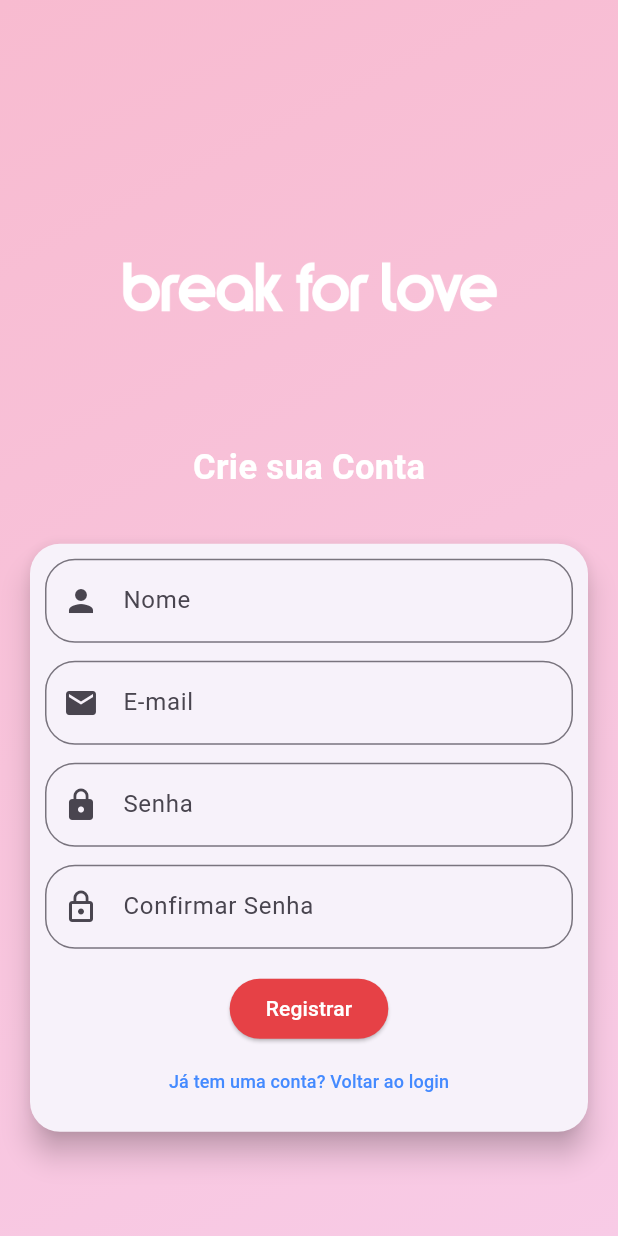
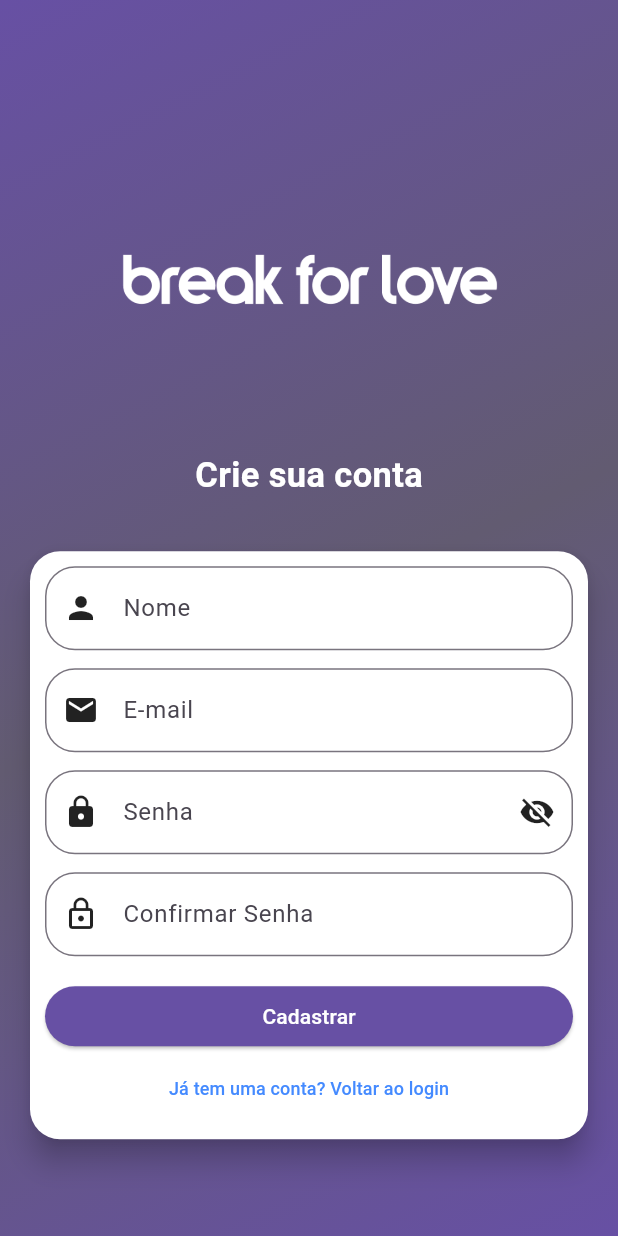
Before and after one commit to SamuelRamos338/breakforlove_last_update, a Flutter app: the RegisterScreen screen opened directly, on a phone screen of 412 x 824 dp. Run offline on Flutter 3.47's test engine with Material 3 defaults, Android fonts, the light colour scheme and no system bars; our stand-ins replace google_nav_bar, table_calendar.

Commit message:
Update register_screen.dart

```diff
--- a/lib/src/register_screen.dart
+++ b/lib/src/register_screen.dart
@@ -8,90 +8,111 @@ class RegisterScreen extends StatefulWidget {
   State<RegisterScreen> createState() => _RegisterScreenState();
 }
 
-class _RegisterScreenState extends State<RegisterScreen> {
-  final PageController _pageController = PageController(initialPage: 1);
+class _RegisterScreenState extends State<RegisterScreen> with SingleTickerProviderStateMixin {
   final _nameController = TextEditingController();
   final _emailController = TextEditingController();
   final _passwordController = TextEditingController();
   final _confirmPasswordController = TextEditingController();
   bool _visible = false;
+  late final AnimationController _logoAnimController;
+  late final Animation<double> _logoScale;
 
   @override
   void initState() {
     super.initState();
-    Future.delayed(Duration(milliseconds: 200), () {
+    _logoAnimController = AnimationController(
+      vsync: this,
+      duration: const Duration(milliseconds: 400),
+    );
+    _logoScale = Tween<double>(begin: 0.85, end: 1.0).animate(
+      CurvedAnimation(parent: _logoAnimController, curve: Curves.easeOutBack),
+    );
+    Future.delayed(const Duration(milliseconds: 120), () {
       setState(() => _visible = true);
+      _logoAnimController.forward();
     });
   }
 
   @override
-  Widget build(BuildContext context) {
-    return Scaffold(
-      body: PageView(
-        controller: _pageController,
-        onPageChanged: (index) {},
-        children: [
-          const LoginScreen(), // Tela de Login
-          _buildRegisterScreen(context), // Tela de Registro
-        ],
-      ),
-    );
+  void dispose() {
+    _logoAnimController.dispose();
+    super.dispose();
   }
 
-  Widget _buildRegisterScreen(BuildContext context) {
-    return AnimatedContainer(
-      duration: Duration(milliseconds: 200),
+  @override
+  Widget build(BuildContext context) {
+    final theme = Theme.of(context);
+    final primary = theme.colorScheme.primary;
+    final secondary = theme.colorScheme.secondary;
+
+    return Scaffold(
+      body: AnimatedContainer(
+        duration: const Duration(milliseconds: 180),
+        curve: Curves.easeOutCubic,
         decoration: BoxDecoration(
           gradient: LinearGradient(
             colors: [
-            Colors.pink.shade100,
-            const Color.fromARGB(255, 248, 203, 230),
+              primary,
+              secondary,
+              primary,
             ],
             begin: Alignment.topLeft,
             end: Alignment.bottomRight,
           ),
         ),
         child: Center(
-        child: AnimatedOpacity(
-          duration: Duration(milliseconds: 500),
-          opacity: _visible ? 1 : 0,
-          child: AnimatedSlide(
-            duration: Duration(milliseconds: 400),
-            offset: _visible ? Offset(0, 0) : Offset(0, 0.3),
           child: SingleChildScrollView(
             child: Padding(
               padding: const EdgeInsets.symmetric(horizontal: 16.0),
               child: Column(
                 children: [
-                    SizedBox(height: 30),
-                    Image.asset(
+                  const SizedBox(height: 30),
+                  AnimatedBuilder(
+                    animation: _logoAnimController,
+                    builder: (context, child) => AnimatedOpacity(
+                      duration: const Duration(milliseconds: 300),
+                      opacity: _logoAnimController.value,
+                      child: Transform.scale(
+                        scale: _logoScale.value,
+                        child: child,
+                      ),
+                    ),
+                    child: Image.asset(
                       'assets/logoApp.png',
                       width: 280,
                       height: 200,
                     ),
-                    Text(
-                      'Crie sua Conta',
+                  ),
+                  const SizedBox(height: 10),
+                  const Text(
+                    'Crie sua conta',
                     style: TextStyle(
                       fontSize: 23,
                       fontWeight: FontWeight.bold,
                       color: Colors.white,
                     ),
                   ),
-                    SizedBox(height: 30),
-                    _RegisterScreenForm(
+                  const SizedBox(height: 30),
+                  AnimatedOpacity(
+                    duration: const Duration(milliseconds: 400),
+                    opacity: _visible ? 1 : 0,
+                    curve: Curves.easeOutCubic,
+                    child: AnimatedSlide(
+                      duration: const Duration(milliseconds: 400),
+                      offset: _visible ? Offset(0, 0) : Offset(0, 0.15),
+                      curve: Curves.easeOutCubic,
+                      child: _RegisterScreenForm(
                         nameController: _nameController,
                         emailController: _emailController,
                         passwordController: _passwordController,
                         confirmPasswordController: _confirmPasswordController,
                         onLoginTap: () {
-                        _pageController.previousPage(
-                          duration: Duration(milliseconds: 500),
-                          curve: Curves.easeInOut,
-                        );
+                          Navigator.pop(context);
                         },
                       ),
+                    ),
+                  ),
                 ],
-                ),
               ),
             ),
           ),
@@ -101,7 +122,7 @@ class _RegisterScreenState extends State<RegisterScreen> {
   }
 }
 
-class _RegisterScreenForm extends StatelessWidget {
+class _RegisterScreenForm extends StatefulWidget {
   final TextEditingController nameController;
   final TextEditingController emailController;
   final TextEditingController passwordController;
@@ -117,8 +138,18 @@ class _RegisterScreenForm extends StatelessWidget {
   });
 
   @override
+  State<_RegisterScreenForm> createState() => _RegisterScreenFormState();
+}
+
+class _RegisterScreenFormState extends State<_RegisterScreenForm> {
+  bool _showPassword = false;
+
+  @override
   Widget build(BuildContext context) {
+    final iconColor = Theme.of(context).iconTheme.color;
+    final primaryColor = Theme.of(context).colorScheme.primary;
     return Card(
+      color: Colors.white,
       elevation: 8,
       shape: RoundedRectangleBorder(borderRadius: BorderRadius.circular(20)),
       child: Padding(
@@ -127,77 +158,84 @@ class _RegisterScreenForm extends StatelessWidget {
           mainAxisSize: MainAxisSize.min,
           children: [
             TextField(
-              controller: nameController,
+              controller: widget.nameController,
               decoration: InputDecoration(
                 labelText: 'Nome',
-                prefixIcon: Icon(Icons.person),
+                prefixIcon: Icon(Icons.person, color: iconColor),
                 border: OutlineInputBorder(
                   borderRadius: BorderRadius.circular(20),
                 ),
               ),
             ),
-            SizedBox(height: 12),
+            const SizedBox(height: 12),
             TextField(
-              controller: emailController,
+              controller: widget.emailController,
               decoration: InputDecoration(
                 labelText: 'E-mail',
-                prefixIcon: Icon(Icons.email),
+                prefixIcon: Icon(Icons.email, color: iconColor),
                 border: OutlineInputBorder(
                   borderRadius: BorderRadius.circular(20),
                 ),
               ),
             ),
-            SizedBox(height: 12),
+            const SizedBox(height: 12),
             TextField(
-              controller: passwordController,
-              obscureText: true,
+              controller: widget.passwordController,
+              obscureText: !_showPassword,
               decoration: InputDecoration(
                 labelText: 'Senha',
-                prefixIcon: Icon(Icons.lock),
+                prefixIcon: Icon(Icons.lock, color: iconColor),
+                border: OutlineInputBorder(
+                  borderRadius: BorderRadius.circular(20),
+                ),
+                suffixIcon: IconButton(
+                  icon: Icon(
+                    _showPassword ? Icons.visibility : Icons.visibility_off,
+                    color: iconColor,
+                  ),
+                  onPressed: () {
+                    setState(() => _showPassword = !_showPassword);
+                  },
+                ),
+              ),
+            ),
+            const SizedBox(height: 12),
+            TextField(
+              controller: widget.confirmPasswordController,
+              obscureText: !_showPassword,
+              decoration: InputDecoration(
+                labelText: 'Confirmar Senha',
+                prefixIcon: Icon(Icons.lock_outline, color: iconColor),
                 border: OutlineInputBorder(
                   borderRadius: BorderRadius.circular(20),
                 ),
               ),
             ),
-            SizedBox(height: 12),
-            TextField(
-              controller: confirmPasswordController,
-              obscureText: true,
-              decoration: InputDecoration(
-                labelText: 'Confirmar Senha',
-                prefixIcon: Icon(Icons.lock_outline),
-                border: OutlineInputBorder(
-                  borderRadius: BorderRadius.circular(20),
-                ),
-              ),
-            ),
-            SizedBox(height: 16),
-            ElevatedButton(
+            const SizedBox(height: 16),
+            Row(
+              children: [
+                Expanded(
+                  child: ElevatedButton(
                     style: ElevatedButton.styleFrom(
-                backgroundColor: const Color.fromARGB(255, 230, 65, 70),
+                      backgroundColor: primaryColor,
                       shape: RoundedRectangleBorder(
                         borderRadius: BorderRadius.circular(20),
                       ),
                     ),
                     onPressed: () {
-                if (passwordController.text != confirmPasswordController.text) {
-                  ScaffoldMessenger.of(context).showSnackBar(
-                    SnackBar(
-                      content: Text('As senhas não coincidem.'),
-                    ),
-                  );
-                  return;
-                }
-                // Aqui pode adicionar lógica de cadastro
+                      // Lógica de cadastro
                     },
-              child: Text(
-                'Registrar',
+                    child: const Text(
+                      'Cadastrar',
                       style: TextStyle(color: Colors.white),
                     ),
                   ),
+                ),
+              ],
+            ),
             TextButton(
-              onPressed: onLoginTap,
-              child: Text(
+              onPressed: widget.onLoginTap,
+              child: const Text(
                 'Já tem uma conta? Voltar ao login',
                 style: TextStyle(
                   fontSize: 12,
```
Lines whose indentation alone changed are shown as unchanged.
